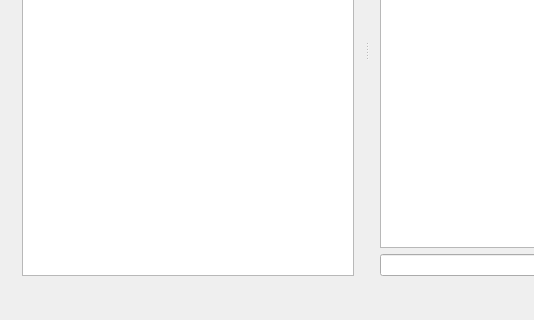
First picture: the form in src/ui/mainwindow.ui, repository pajlada/patty, before the edit; both pictures show x 0 to 534 and y 215 to 535 of the 734 by 535 pixel window.
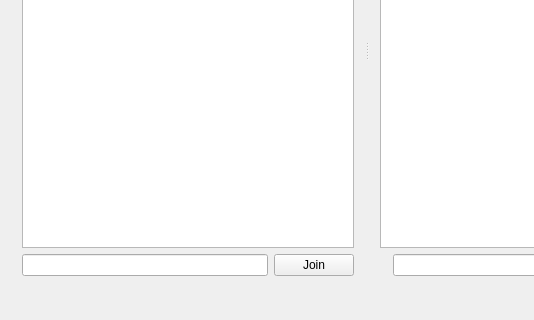
Second picture: the form after the edit.

Commit message:
some ui changes and some other basic stuff (#7)
* some ui changes and some other basic stuff

* forgot to disable stuff at start

* another tiny detail

Diff of the .ui file:
```diff
--- a/src/ui/mainwindow.ui
+++ b/src/ui/mainwindow.ui
@@ -36,7 +36,7 @@
        <number>4</number>
       </property>
       <widget class="QWidget" name="verticalLayoutWidget_2">
-       <layout class="QVBoxLayout" name="layout_channels" stretch="0,0">
+       <layout class="QVBoxLayout" name="layout_channels" stretch="0,0,0">
         <property name="sizeConstraint">
          <enum>QLayout::SetMinimumSize</enum>
         </property>
@@ -82,7 +82,7 @@
          </widget>
         </item>
         <item>
-         <widget class="QListView" name="listview_channels">
+         <widget class="QListWidget" name="listview_channels">
           <property name="sizePolicy">
            <sizepolicy hsizetype="Minimum" vsizetype="Expanding">
             <horstretch>0</horstretch>
@@ -109,6 +109,20 @@
           </property>
          </widget>
         </item>
+        <item>
+         <layout class="QHBoxLayout" name="horizontalLayout_2">
+          <item>
+           <widget class="QLineEdit" name="cInput"/>
+          </item>
+          <item>
+           <widget class="QPushButton" name="cJoin">
+            <property name="text">
+             <string>Join</string>
+            </property>
+           </widget>
+          </item>
+         </layout>
+        </item>
        </layout>
       </widget>
       <widget class="QWidget" name="verticalLayoutWidget">
@@ -132,6 +146,13 @@
         </item>
         <item>
          <layout class="QHBoxLayout" name="horizontalLayout">
+          <item>
+           <widget class="QLabel" name="wChannel">
+            <property name="text">
+             <string/>
+            </property>
+           </widget>
+          </item>
           <item>
            <widget class="QLineEdit" name="wInput"/>
           </item>
```
Left out of the diff: 23 changed lines with no effect on the pictures. The commit also changes 3 other files.
